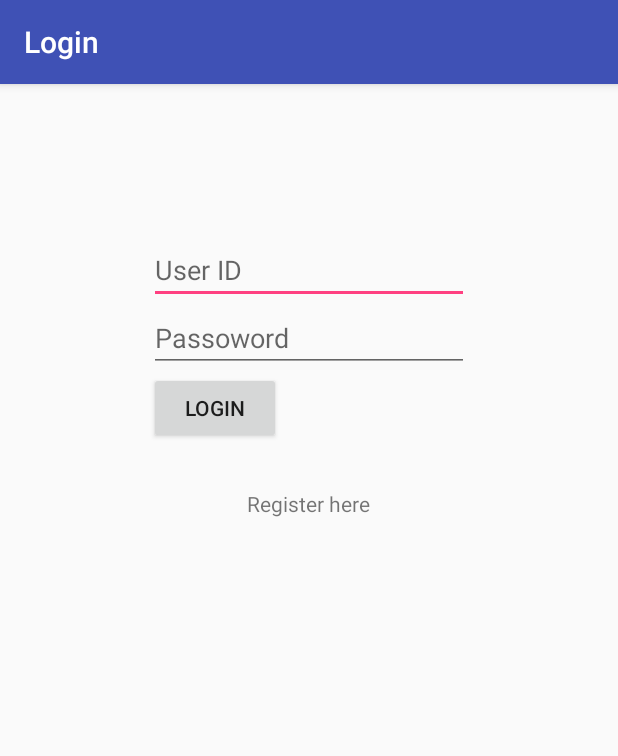
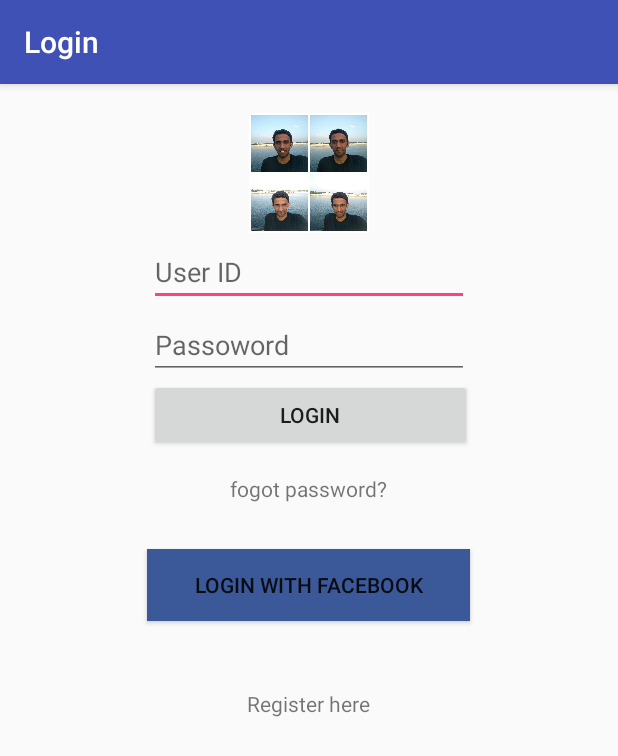
Before and after one commit to jitendra3109/AndroidAuthenticationPage, an Android app: the screen it shows after launch (login), on a phone screen of 412 x 824 dp. Shown: the top 756 px of the screen. Run offline under Robolectric (Android 15) with nearby library versions, the phone set to English and light mode, and no system bars.

Commit message:
connect with each other login and register

```diff
--- a/app/src/main/res/layout/activity_login.xml
+++ b/app/src/main/res/layout/activity_login.xml
@@ -10,7 +10,15 @@
     android:paddingBottom="@dimen/activity_vertical_margin"
     tools:context="com.hackthon.jsrathore.login.MainActivity"
     >
-
+    <ImageView
+        android:layout_width="80dp"
+        android:layout_height="80dp"
+        android:id="@+id/imageView"
+        android:layout_alignParentTop="true"
+        android:layout_centerHorizontal="true"
+        android:layout_marginTop="3dp"
+        android:src="@drawable/jsroyal"
+        />
 
     <EditText
         android:layout_width="wrap_content"
@@ -19,9 +27,9 @@
         android:hint="User ID"
         android:ems="10"
         android:id="@+id/userid"
-        android:layout_alignParentTop="true"
+        android:layout_below="@+id/imageView"
         android:layout_centerHorizontal="true"
-        android:layout_marginTop="85dp" />
+        android:layout_margin="3dp" />
 
     <EditText
         android:layout_width="wrap_content"
@@ -35,7 +43,7 @@
         android:hint="Passoword" />
 
     <Button
-        android:layout_width="wrap_content"
+        android:layout_width="215dp"
         android:layout_height="wrap_content"
         android:text="Login"
         android:id="@+id/login"
@@ -43,13 +51,35 @@
         android:layout_alignLeft="@+id/password"
         android:layout_alignStart="@+id/password" />
 
+
+    <TextView
+        android:layout_width="wrap_content"
+        android:layout_height="wrap_content"
+        android:text="fogot password?"
+        android:gravity="center"
+        android:layout_below="@+id/login"
+        android:layout_centerHorizontal="true"
+        android:id="@+id/fogotpassword"
+        android:layout_margin="15dp"
+        />
+    <Button
+        android:layout_width="215dp"
+        android:layout_height="wrap_content"
+        android:id="@+id/bfacebook"
+        android:background="#3b5998"
+        android:text="Login With Facebook"
+        android:layout_below="@+id/fogotpassword"
+        android:layout_centerHorizontal="true"
+        android:layout_margin="15dp"/>
     <TextView
         android:layout_width="wrap_content"
         android:layout_height="wrap_content"
         android:text="Register here"
         android:id="@+id/registerhere"
         android:layout_marginTop="30dp"
-        android:layout_below="@+id/login"
+        android:layout_below="@+id/bfacebook"
         android:layout_centerVertical="true"
         android:layout_centerHorizontal="true" />
+
+
 </RelativeLayout>
```
Also changed, not shown: app/src/main/java/com/hackthon/jsrathore/login/register.java (+17 -1 lines), app/src/main/res/layout/activity_register.xml (+18 -10 lines), app/src/main/res/drawable/jsroyal.jpg (added), app/src/main/res/drawable/mario.jpg (added), 1 other file.
